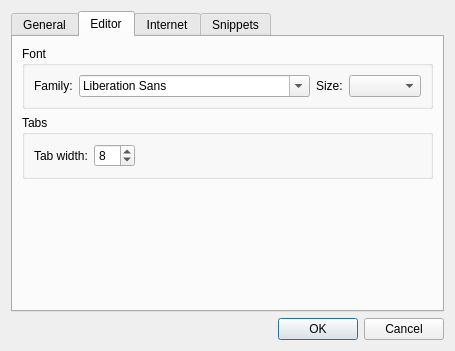
Old version of the form app/optionsdialog.ui in the repository cloose/CuteMarkEd.
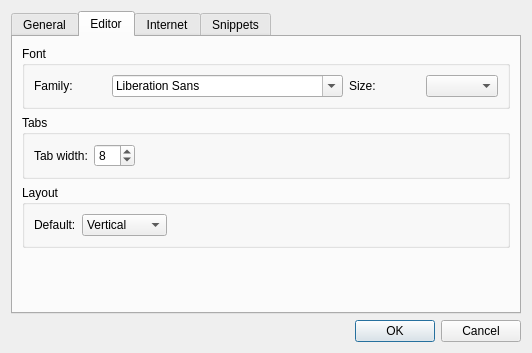
New version of the form. The open tabs and pages were chosen to show the change.

Commit message: @ optionsdialog > editor: Added a new combobox "Vertical | Horizontal" to save default layout to ini file.

```diff
--- a/app/optionsdialog.ui
+++ b/app/optionsdialog.ui
@@ -6,8 +6,8 @@
    <rect>
     <x>0</x>
     <y>0</y>
-    <width>440</width>
-    <height>351</height>
+    <width>532</width>
+    <height>353</height>
    </rect>
   </property>
   <property name="windowTitle">
@@ -78,6 +78,8 @@
       <attribute name="title">
        <string>Editor</string>
       </attribute>
+      <layout class="QVBoxLayout" name="verticalLayout_7">
+       <item>
       <layout class="QVBoxLayout" name="verticalLayout_2">
        <item>
         <widget class="QGroupBox" name="fontGroupBox">
@@ -150,6 +152,53 @@
          </layout>
         </widget>
        </item>
+         <item>
+          <widget class="QGroupBox" name="groupBox">
+           <property name="title">
+            <string>Layout</string>
+           </property>
+           <layout class="QHBoxLayout" name="horizontalLayout_4">
+            <item>
+             <widget class="QLabel" name="label">
+              <property name="text">
+               <string>Default:</string>
+              </property>
+             </widget>
+            </item>
+            <item>
+             <widget class="QComboBox" name="layoutComboBox">
+              <item>
+               <property name="text">
+                <string>Vertical</string>
+               </property>
+              </item>
+              <item>
+               <property name="text">
+                <string>Horizontal</string>
+               </property>
+              </item>
+             </widget>
+            </item>
+            <item>
+             <spacer name="horizontalSpacer_2">
+              <property name="orientation">
+               <enum>Qt::Horizontal</enum>
+              </property>
+              <property name="sizeHint" stdset="0">
+               <size>
+                <width>311</width>
+                <height>20</height>
+               </size>
+              </property>
+             </spacer>
+            </item>
+           </layout>
+           <zorder>label</zorder>
+           <zorder>layoutComboBox</zorder>
+           <zorder>horizontalSpacer</zorder>
+           <zorder>horizontalSpacer_2</zorder>
+          </widget>
+         </item>
        <item>
         <spacer name="verticalSpacer">
          <property name="orientation">
@@ -157,11 +206,13 @@
          </property>
          <property name="sizeHint" stdset="0">
           <size>
-           <width>20</width>
-           <height>146</height>
+             <width>397</width>
+             <height>69</height>
           </size>
          </property>
         </spacer>
+         </item>
+        </layout>
        </item>
       </layout>
      </widget>
```
Lines whose indentation alone changed are shown as unchanged. The commit also changes 4 other files.
